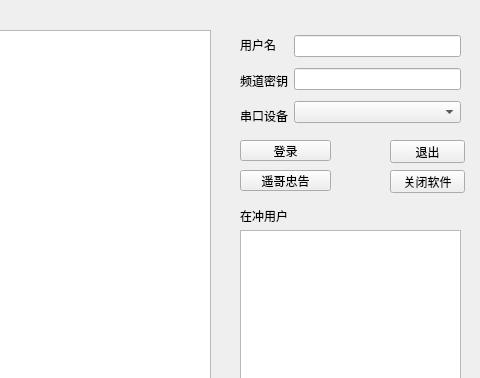
First picture: the form in sourcecode/chat.ui, repository C-Qiyao/chat_on_serial, before the edit; both pictures show x 320 to 800 and y 0 to 378 of the 800 by 600 pixel window.
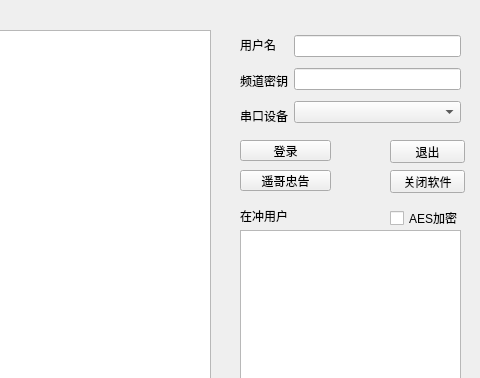
Second picture: the form after the edit.

What changed in the file:
```diff
--- a/sourcecode/chat.ui
+++ b/sourcecode/chat.ui
@@ -211,6 +211,19 @@
      <string>关闭软件</string>
     </property>
    </widget>
+   <widget class="QCheckBox" name="jiami">
+    <property name="geometry">
+     <rect>
+      <x>710</x>
+      <y>210</y>
+      <width>68</width>
+      <height>16</height>
+     </rect>
+    </property>
+    <property name="text">
+     <string>AES加密</string>
+    </property>
+   </widget>
   </widget>
   <widget class="QMenuBar" name="menubar">
    <property name="geometry">
```
Left out of the diff: 8 changed lines with no effect on the pictures.
